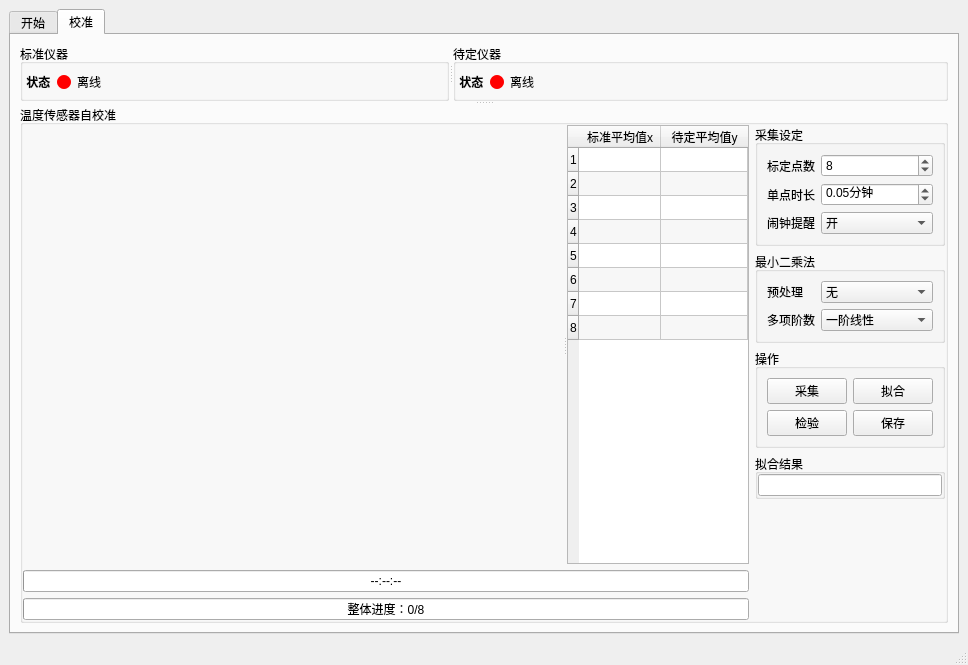
Old version of the form mainwindow.ui in the repository m-RNA/TemperatureSelfCorrectionBasedOnQtSerial.
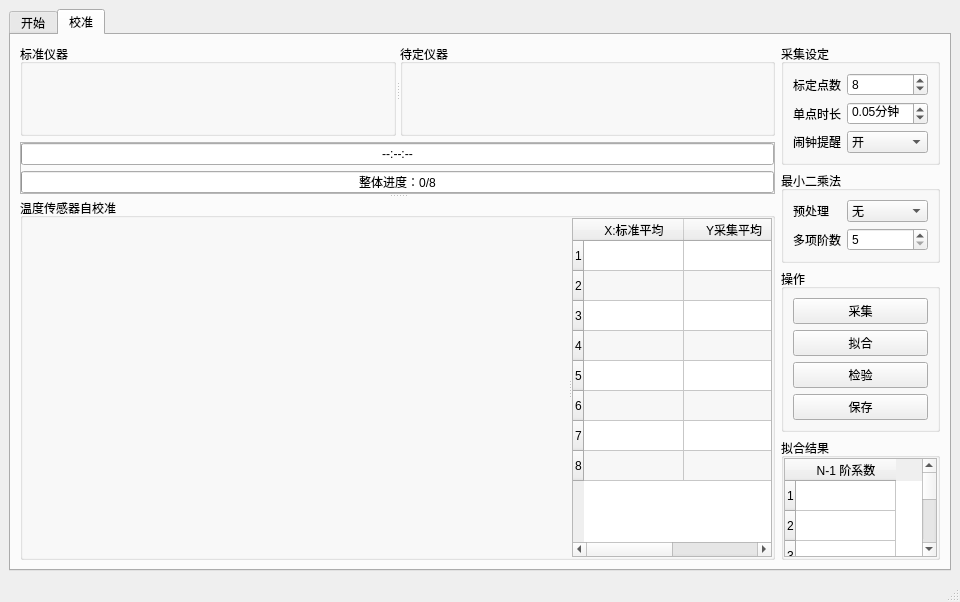
New version of the form. Icons and pictures are not drawn. Custom widgets are drawn as their Qt base class.

Commit message: 修改了采集校准界面，布局稍微合理了一些

Patch:
```diff
--- a/mainwindow.ui
+++ b/mainwindow.ui
@@ -6,8 +6,8 @@
    <rect>
     <x>0</x>
     <y>0</y>
-    <width>968</width>
-    <height>665</height>
+    <width>960</width>
+    <height>602</height>
    </rect>
   </property>
   <property name="sizePolicy">
@@ -24,7 +24,7 @@
     <normaloff>:/icon/svg/app.svg</normaloff>:/icon/svg/app.svg</iconset>
   </property>
   <widget class="QWidget" name="centralwidget">
-   <layout class="QGridLayout" name="gridLayout">
+   <layout class="QGridLayout" name="gridLayout_5">
     <item row="0" column="0">
      <widget class="QTabWidget" name="tabWidget_5">
       <property name="currentIndex">
@@ -50,13 +50,16 @@
        <attribute name="title">
         <string>校准</string>
        </attribute>
-       <layout class="QGridLayout" name="gridLayout_2">
-        <item row="0" column="0">
-         <widget class="QSplitter" name="splitter_6">
+       <layout class="QHBoxLayout" name="horizontalLayout">
+        <item>
+         <widget class="QSplitter" name="splitter_3">
           <property name="orientation">
            <enum>Qt::Vertical</enum>
           </property>
-          <widget class="QSplitter" name="splitterWave">
+          <widget class="QWidget" name="">
+           <layout class="QVBoxLayout" name="verticalLayout">
+            <item>
+             <widget class="QSplitter" name="splitter_2">
            <property name="orientation">
             <enum>Qt::Horizontal</enum>
            </property>
@@ -64,12 +67,12 @@
             <property name="title">
              <string>标准仪器</string>
             </property>
-            <layout class="QVBoxLayout" name="verticalLayout_13">
+               <layout class="QGridLayout" name="gridLayout">
              <property name="leftMargin">
               <number>0</number>
              </property>
              <property name="topMargin">
-              <number>9</number>
+                 <number>6</number>
              </property>
              <property name="rightMargin">
               <number>0</number>
@@ -77,93 +80,8 @@
              <property name="bottomMargin">
               <number>0</number>
              </property>
-             <item>
-              <layout class="QHBoxLayout" name="horizontalLayout_11">
-               <item>
-                <widget class="QLabel" name="label_33">
-                 <property name="sizePolicy">
-                  <sizepolicy hsizetype="Preferred" vsizetype="Fixed">
-                   <horstretch>0</horstretch>
-                   <verstretch>0</verstretch>
-                  </sizepolicy>
-                 </property>
-                 <property name="font">
-                  <font>
-                   <weight>75</weight>
-                   <bold>true</bold>
-                  </font>
-                 </property>
-                 <property name="text">
-                  <string> 状态</string>
-                 </property>
-                </widget>
-               </item>
-               <item>
-                <widget class="QLabel" name="led2_Std">
-                 <property name="sizePolicy">
-                  <sizepolicy hsizetype="Fixed" vsizetype="Fixed">
-                   <horstretch>0</horstretch>
-                   <verstretch>0</verstretch>
-                  </sizepolicy>
-                 </property>
-                 <property name="minimumSize">
-                  <size>
-                   <width>14</width>
-                   <height>14</height>
-                  </size>
-                 </property>
-                 <property name="maximumSize">
-                  <size>
-                   <width>14</width>
-                   <height>14</height>
-                  </size>
-                 </property>
-                 <property name="styleSheet">
-                  <string notr="true">border-radius:7px;background-color: red;
-</string>
-                 </property>
-                 <property name="text">
-                  <string/>
-                 </property>
-                </widget>
-               </item>
-               <item>
-                <widget class="QLabel" name="ledText_Std">
-                 <property name="sizePolicy">
-                  <sizepolicy hsizetype="Preferred" vsizetype="Fixed">
-                   <horstretch>0</horstretch>
-                   <verstretch>0</verstretch>
-                  </sizepolicy>
-                 </property>
-                 <property name="text">
-                  <string>离线</string>
-                 </property>
-                </widget>
-               </item>
-               <item>
-                <spacer name="horizontalSpacer_4">
-                 <property name="orientation">
-                  <enum>Qt::Horizontal</enum>
-                 </property>
-                 <property name="sizeHint" stdset="0">
-                  <size>
-                   <width>108</width>
-                   <height>17</height>
-                  </size>
-                 </property>
-                </spacer>
-               </item>
-              </layout>
-             </item>
-             <item>
-              <widget class="CustomChart" name="wave_Std" native="true">
-               <property name="sizePolicy">
-                <sizepolicy hsizetype="Preferred" vsizetype="MinimumExpanding">
-                 <horstretch>0</horstretch>
-                 <verstretch>0</verstretch>
-                </sizepolicy>
-               </property>
-              </widget>
+                <item row="0" column="0">
+                 <widget class="CollectPanel" name="collectPanel_Std" native="true"/>
              </item>
             </layout>
            </widget>
@@ -171,12 +89,12 @@
             <property name="title">
              <string>待定仪器</string>
             </property>
-            <layout class="QVBoxLayout" name="verticalLayout_6">
+               <layout class="QGridLayout" name="gridLayout_2">
              <property name="leftMargin">
               <number>0</number>
              </property>
              <property name="topMargin">
-              <number>9</number>
+                 <number>6</number>
              </property>
              <property name="rightMargin">
               <number>0</number>
@@ -184,90 +102,88 @@
              <property name="bottomMargin">
               <number>0</number>
              </property>
-             <item>
-              <layout class="QHBoxLayout" name="horizontalLayout_29">
-               <item>
-                <widget class="QLabel" name="label_36">
-                 <property name="font">
-                  <font>
-                   <weight>75</weight>
-                   <bold>true</bold>
-                  </font>
-                 </property>
-                 <property name="text">
-                  <string> 状态</string>
-                 </property>
-                </widget>
+                <item row="0" column="0">
+                 <widget class="CollectPanel" name="collectPanel_Dtm" native="true"/>
+                </item>
+               </layout>
+              </widget>
+             </widget>
                </item>
                <item>
-                <widget class="QLabel" name="led2_Dtm">
+             <widget class="QFrame" name="frame">
                  <property name="sizePolicy">
-                  <sizepolicy hsizetype="Fixed" vsizetype="Fixed">
+               <sizepolicy hsizetype="Preferred" vsizetype="Fixed">
                    <horstretch>0</horstretch>
                    <verstretch>0</verstretch>
                   </sizepolicy>
                  </property>
-                 <property name="minimumSize">
-                  <size>
-                   <width>14</width>
-                   <height>14</height>
-                  </size>
-                 </property>
-                 <property name="maximumSize">
-                  <size>
-                   <width>14</width>
-                   <height>14</height>
-                  </size>
-                 </property>
-                 <property name="styleSheet">
-                  <string notr="true">border-radius:7px;background-color: red;
-</string>
-                 </property>
-                 <property name="text">
-                  <string/>
-                 </property>
-                </widget>
-               </item>
+              <property name="frameShape">
+               <enum>QFrame::StyledPanel</enum>
+              </property>
+              <property name="frameShadow">
+               <enum>QFrame::Raised</enum>
+              </property>
+              <layout class="QVBoxLayout" name="verticalLayout_2">
+               <property name="leftMargin">
+                <number>0</number>
+               </property>
+               <property name="topMargin">
+                <number>0</number>
+               </property>
+               <property name="rightMargin">
+                <number>0</number>
+               </property>
+               <property name="bottomMargin">
+                <number>0</number>
+               </property>
                <item>
-                <widget class="QLabel" name="ledText_Dtm">
-                 <property name="text">
-                  <string>离线</string>
+                <widget class="QProgressBar" name="pgsbSingle">
+                 <property name="minimum">
+                  <number>0</number>
                  </property>
+                 <property name="maximum">
+                  <number>100</number>
+                 </property>
+                 <property name="value">
+                  <number>0</number>
+                 </property>
+                 <property name="alignment">
+                  <set>Qt::AlignCenter</set>
+                 </property>
+                 <property name="invertedAppearance">
+                  <bool>false</bool>
+                 </property>
+                 <property name="format">
+                  <string>--:--:--</string>
+                 </property>
                 </widget>
                </item>
                <item>
-                <spacer name="horizontalSpacer_5">
-                 <property name="orientation">
-                  <enum>Qt::Horizontal</enum>
+                <widget class="QProgressBar" name="pgsbSum">
+                 <property name="maximum">
+                  <number>8</number>
                  </property>
-                 <property name="sizeHint" stdset="0">
-                  <size>
-                   <width>138</width>
-                   <height>17</height>
-                  </size>
+                 <property name="value">
+                  <number>0</number>
                  </property>
-                </spacer>
-               </item>
-              </layout>
-             </item>
-             <item>
-              <widget class="CustomChart" name="wave_Dtm" native="true">
-               <property name="sizePolicy">
-                <sizepolicy hsizetype="Preferred" vsizetype="MinimumExpanding">
-                 <horstretch>0</horstretch>
-                 <verstretch>0</verstretch>
-                </sizepolicy>
-               </property>
+                 <property name="alignment">
+                  <set>Qt::AlignCenter</set>
+                 </property>
+                 <property name="format">
+                  <string>整体进度：%v/%m</string>
+                 </property>
               </widget>
              </item>
             </layout>
            </widget>
+            </item>
+           </layout>
           </widget>
           <widget class="QGroupBox" name="groupBox_3">
            <property name="title">
             <string>温度传感器自校准</string>
            </property>
-           <layout class="QHBoxLayout" name="horizontalLayout_2" stretch="0,0">
+           <layout class="QHBoxLayout" name="horizontalLayout_2" stretch="0">
             <property name="leftMargin">
              <number>0</number>
             </property>
@@ -297,7 +213,7 @@
                  </property>
                  <property name="maximumSize">
                   <size>
-                   <width>182</width>
+                   <width>200</width>
                    <height>16777215</height>
                   </size>
                  </property>
@@ -322,9 +238,12 @@
                  <property name="cornerButtonEnabled">
                   <bool>true</bool>
                  </property>
-                 <attribute name="horizontalHeaderDefaultSectionSize">
-                  <number>82</number>
-                 </attribute>
+                 <property name="rowCount">
+                  <number>8</number>
+                 </property>
+                 <property name="columnCount">
+                  <number>2</number>
+                 </property>
                  <attribute name="horizontalHeaderShowSortIndicator" stdset="0">
                   <bool>false</bool>
                  </attribute>
@@ -334,110 +253,38 @@
                  <attribute name="verticalHeaderCascadingSectionResizes">
                   <bool>false</bool>
                  </attribute>
-                 <attribute name="verticalHeaderMinimumSectionSize">
-                  <number>12</number>
-                 </attribute>
-                 <attribute name="verticalHeaderDefaultSectionSize">
-                  <number>24</number>
-                 </attribute>
                  <attribute name="verticalHeaderShowSortIndicator" stdset="0">
                   <bool>false</bool>
                  </attribute>
                  <attribute name="verticalHeaderStretchLastSection">
                   <bool>false</bool>
                  </attribute>
-                 <row>
-                  <property name="text">
-                   <string>1</string>
-                  </property>
-                 </row>
-                 <row>
-                  <property name="text">
-                   <string>2</string>
-                  </property>
-                 </row>
-                 <row>
-                  <property name="text">
-                   <string>3</string>
-                  </property>
-                 </row>
-                 <row>
-                  <property name="text">
-                   <string>4</string>
-                  </property>
-                 </row>
-                 <row>
-                  <property name="text">
-                   <string>5</string>
-                  </property>
-                 </row>
-                 <row>
-                  <property name="text">
-                   <string>6</string>
-                  </property>
-                 </row>
-                 <row>
-                  <property name="text">
-                   <string>7</string>
-                  </property>
-                 </row>
-                 <row>
-                  <property name="text">
-                   <string>8</string>
-                  </property>
-                 </row>
+                 <row/>
+                 <row/>
+                 <row/>
+                 <row/>
+                 <row/>
+                 <row/>
+                 <row/>
+                 <row/>
                  <column>
                   <property name="text">
-                   <string>标准平均值x</string>
+                   <string>X:标准平均</string>
                   </property>
                  </column>
                  <column>
                   <property name="text">
-                   <string>待定平均值y</string>
+                   <string>Y采集平均</string>
                   </property>
                  </column>
                 </widget>
                </widget>
               </item>
-              <item>
-               <widget class="QProgressBar" name="pgsbSingle">
-                <property name="minimum">
-                 <number>0</number>
-                </property>
-                <property name="maximum">
-                 <number>100</number>
-                </property>
-                <property name="value">
-                 <number>0</number>
-                </property>
-                <property name="alignment">
-                 <set>Qt::AlignCenter</set>
-                </property>
-                <property name="invertedAppearance">
-                 <bool>false</bool>
-                </property>
-                <property name="format">
-                 <string>--:--:--</string>
-                </property>
-               </widget>
-              </item>
-              <item>
-               <widget class="QProgressBar" name="pgsbSum">
-                <property name="maximum">
-                 <number>8</number>
-                </property>
-                <property name="value">
-                 <number>0</number>
-                </property>
-                <property name="alignment">
-                 <set>Qt::AlignCenter</set>
-                </property>
-                <property name="format">
-                 <string>整体进度：%v/%m</string>
-                </property>
-               </widget>
-              </item>
-             </layout>
+             </layout>
+            </item>
+           </layout>
+          </widget>
+         </widget>
             </item>
             <item>
              <widget class="QFrame" name="frame_9">
@@ -472,29 +319,8 @@
                   <string>采集设定</string>
                  </property>
                  <layout class="QGridLayout" name="gridLayout_12">
-                  <item row="0" column="0">
-                   <widget class="QWidget" name="widget_8" native="true">
-                    <property name="sizePolicy">
-                     <sizepolicy hsizetype="Preferred" vsizetype="Fixed">
-                      <horstretch>0</horstretch>
-                      <verstretch>0</verstretch>
-                     </sizepolicy>
-                    </property>
-                    <layout class="QGridLayout" name="gridLayout_11">
-                     <property name="leftMargin">
-                      <number>0</number>
-                     </property>
-                     <property name="topMargin">
-                      <number>0</number>
-                     </property>
-                     <property name="rightMargin">
-                      <number>0</number>
-                     </property>
-                     <property name="bottomMargin">
-                      <number>0</number>
-                     </property>
-                     <item row="2" column="0">
-                      <widget class="QLabel" name="label_17">
+              <item row="4" column="1">
+               <widget class="QLabel" name="label_21">
                        <property name="maximumSize">
                         <size>
                          <width>48</width>
@@ -502,15 +328,21 @@
                         </size>
                        </property>
                        <property name="text">
-                        <string>单点时长</string>
+                 <string>闹钟提醒</string>
                        </property>
                        <property name="alignment">
                         <set>Qt::AlignLeading|Qt::AlignLeft|Qt::AlignVCenter</set>
                        </property>
                       </widget>
                      </item>
-                     <item row="2" column="1">
+              <item row="2" column="2">
                       <widget class="QDoubleSpinBox" name="spbxSampleTime">
+                <property name="sizePolicy">
+                 <sizepolicy hsizetype="Preferred" vsizetype="Fixed">
+                  <horstretch>0</horstretch>
+                  <verstretch>0</verstretch>
+                 </sizepolicy>
+                </property>
                        <property name="alignment">
                         <set>Qt::AlignLeading|Qt::AlignLeft|Qt::AlignVCenter</set>
                        </property>
@@ -537,59 +369,14 @@
                        </property>
                       </widget>
                      </item>
-                     <item row="0" column="1">
-                      <widget class="QSpinBox" name="spbxSamplePointNum">
-                       <property name="alignment">
-                        <set>Qt::AlignLeading|Qt::AlignLeft|Qt::AlignVCenter</set>
-                       </property>
-                       <property name="suffix">
-                        <string/>
-                       </property>
-                       <property name="minimum">
-                        <number>2</number>
-                       </property>
-                       <property name="maximum">
-                        <number>50</number>
-                       </property>
-                       <property name="value">
-                        <number>8</number>
-                       </property>
-                      </widget>
-                     </item>
-                     <item row="3" column="0">
-                      <widget class="QLabel" name="label_21">
-                       <property name="maximumSize">
-                        <size>
-                         <width>48</width>
-                         <height>16777215</height>
-                        </size>
-                       </property>
-                       <property name="text">
-                        <string>闹钟提醒</string>
-                       </property>
-                       <property name="alignment">
-                        <set>Qt::AlignLeading|Qt::AlignLeft|Qt::AlignVCenter</set>
-                       </property>
-                      </widget>
-                     </item>
-                     <item row="0" column="0">
-                      <widget class="QLabel" name="label_15">
-                       <property name="maximumSize">
-                        <size>
-                         <width>48</width>
-                         <height>16777215</height>
-                        </size>
-                       </property>
-                       <property name="text">
-                        <string>标定点数</string>
-                       </property>
-                       <property name="alignment">
-                        <set>Qt::AlignLeading|Qt::AlignLeft|Qt::AlignVCenter</set>
-                       </property>
-                      </widget>
-                     </item>
-                     <item row="3" column="1">
+              <item row="4" column="2">
                       <widget class="QComboBox" name="comboBox_7">
+                <property name="sizePolicy">
+                 <sizepolicy hsizetype="Preferred" vsizetype="Fixed">
+                  <horstretch>0</horstretch>
+                  <verstretch>0</verstretch>
+                 </sizepolicy>
+                </property>
                        <item>
                         <property name="text">
                          <string>开</string>
@@ -602,7 +389,61 @@
                        </item>
                       </widget>
                      </item>
-                    </layout>
+              <item row="2" column="1">
+               <widget class="QLabel" name="label_17">
+                <property name="maximumSize">
+                 <size>
+                  <width>48</width>
+                  <height>16777215</height>
+                 </size>
+                </property>
+                <property name="text">
+                 <string>单点时长</string>
+                </property>
+                <property name="alignment">
+                 <set>Qt::AlignLeading|Qt::AlignLeft|Qt::AlignVCenter</set>
+                </property>
+               </widget>
+              </item>
+              <item row="0" column="1">
+               <widget class="QLabel" name="label_15">
+                <property name="maximumSize">
+                 <size>
+                  <width>48</width>
+                  <height>16777215</height>
+                 </size>
+                </property>
+                <property name="text">
+                 <string>标定点数</string>
+                </property>
+                <property name="alignment">
+                 <set>Qt::AlignLeading|Qt::AlignLeft|Qt::AlignVCenter</set>
+                </property>
+               </widget>
+              </item>
+              <item row="0" column="2">
+               <widget class="QSpinBox" name="spbxSamplePointNum">
+                <property name="sizePolicy">
+                 <sizepolicy hsizetype="Minimum" vsizetype="Fixed">
+                  <horstretch>0</horstretch>
+                  <verstretch>0</verstretch>
+                 </sizepolicy>
+                </property>
+                <property name="alignment">
+                 <set>Qt::AlignLeading|Qt::AlignLeft|Qt::AlignVCenter</set>
+                </property>
+                <property name="suffix">
+                 <string/>
+                </property>
+                <property name="minimum">
+                 <number>2</number>
+                </property>
+                <property name="maximum">
+                 <number>50</number>
+                </property>
+                <property name="value">
+                 <number>8</number>
+                </property>
                    </widget>
                   </item>
                  </layout>
@@ -614,8 +455,27 @@
                   <string>最小二乘法</string>
                  </property>
                  <layout class="QGridLayout" name="gridLayout_3">
-                  <item row="0" column="0">
-                   <widget class="QLabel" name="label_25">
+              <item row="3" column="1">
+               <widget class="QSpinBox" name="spbxSamplePointNum_2">
+                <property name="alignment">
+                 <set>Qt::AlignLeading|Qt::AlignLeft|Qt::AlignVCenter</set>
+                </property>
+                <property name="suffix">
+                 <string/>
+                </property>
+                <property name="minimum">
+                 <number>5</number>
+                </property>
+                <property name="maximum">
+                 <number>50</number>
+                </property>
+                <property name="value">
+                 <number>5</number>
+                </property>
+               </widget>
+              </item>
+              <item row="3" column="0">
+               <widget class="QLabel" name="label_19">
                     <property name="maximumSize">
                      <size>
                       <width>48</width>
@@ -623,14 +483,14 @@
                      </size>
                     </property>
                     <property name="text">
-                     <string>预处理</string>
+                 <string>多项阶数</string>
                     </property>
                     <property name="alignment">
                      <set>Qt::AlignLeading|Qt::AlignLeft|Qt::AlignVCenter</set>
                     </property>
                    </widget>
                   </item>
-                  <item row="0" column="1">
+              <item row="2" column="1">
                    <widget class="QComboBox" name="comboBox_14">
                     <property name="sizePolicy">
                      <sizepolicy hsizetype="Preferred" vsizetype="Fixed">
@@ -650,8 +510,8 @@
                     </item>
                    </widget>
                   </item>
-                  <item row="1" column="0">
-                   <widget class="QLabel" name="label_19">
+              <item row="2" column="0">
+               <widget class="QLabel" name="label_25">
                     <property name="maximumSize">
                      <size>
                       <width>48</width>
@@ -659,37 +519,13 @@
                      </size>
                     </property>
                     <property name="text">
-                     <string>多项阶数</string>
+                 <string>预处理</string>
                     </property>
                     <property name="alignment">
                      <set>Qt::AlignLeading|Qt::AlignLeft|Qt::AlignVCenter</set>
                     </property>
                    </widget>
                   </item>
-                  <item row="1" column="1">
-                   <widget class="QComboBox" name="comboBox_13">
-                    <item>
-                     <property name="text">
-                      <string>一阶线性</string>
-                     </property>
-                    </item>
-                    <item>
-                     <property name="text">
-                      <string>二阶抛物线</string>
-                     </property>
-                    </item>
-                    <item>
-                     <property name="text">
-                      <string>三阶</string>
-                     </property>
-                    </item>
-                    <item>
-                     <property name="text">
-                      <string>四阶</string>
-                     </property>
-                    </item>
-                   </widget>
-                  </item>
                  </layout>
                 </widget>
                </item>
@@ -699,10 +535,31 @@
                   <string>操作</string>
                  </property>
                  <layout class="QGridLayout" name="gridLayout_4">
+              <item row="3" column="0">
+               <widget class="QPushButton" name="pushButton_25">
+                <property name="sizePolicy">
+                 <sizepolicy hsizetype="Minimum" vsizetype="Fixed">
+                  <horstretch>0</horstretch>
+                  <verstretch>0</verstretch>
+                 </sizepolicy>
+                </property>
+                <property name="text">
+                 <string>检验</string>
+                </property>
+                <property name="icon">
+                 <iconset resource="main.qrc">
+                  <normaloff>:/icon/check.ico</normaloff>:/icon/check.ico</iconset>
+                </property>
+               </widget>
+              </item>
                   <item row="0" column="0">
-                   <layout class="QHBoxLayout" name="horizontalLayout_23">
-                    <item>
                      <widget class="QPushButton" name="btnCollect">
+                <property name="sizePolicy">
+                 <sizepolicy hsizetype="Minimum" vsizetype="Fixed">
+                  <horstretch>0</horstretch>
+                  <verstretch>0</verstretch>
+                 </sizepolicy>
+                </property>
                       <property name="text">
                        <string>采集</string>
                       </property>
@@ -712,8 +569,14 @@
                       </property>
                      </widget>
                     </item>
-                    <item>
+              <item row="1" column="0">
                      <widget class="QPushButton" name="pushButton_24">
+                <property name="sizePolicy">
+                 <sizepolicy hsizetype="Minimum" vsizetype="Fixed">
+                  <horstretch>0</horstretch>
+                  <verstretch>0</verstretch>
+                 </sizepolicy>
+                </property>
                       <property name="text">
                        <string>拟合</string>
                       </property>
@@ -723,22 +586,7 @@
                       </property>
                      </widget>
                     </item>
-                   </layout>
-                  </item>
-                  <item row="1" column="0">
-                   <layout class="QHBoxLayout" name="horizontalLayout_24">
-                    <item>
-                     <widget class="QPushButton" name="pushButton_25">
-                      <property name="text">
-                       <string>检验</string>
-                      </property>
-                      <property name="icon">
-                       <iconset resource="main.qrc">
-                        <normaloff>:/icon/check.ico</normaloff>:/icon/check.ico</iconset>
-                      </property>
-                     </widget>
-                    </item>
-                    <item>
+              <item row="4" column="0">
                      <widget class="QPushButton" name="pushButton_26">
                       <property name="text">
                        <string>保存</string>
@@ -750,12 +598,16 @@
                      </widget>
                     </item>
                    </layout>
-                  </item>
-                 </layout>
                 </widget>
                </item>
                <item>
                 <widget class="QGroupBox" name="groupBox_5">
+             <property name="sizePolicy">
+              <sizepolicy hsizetype="Preferred" vsizetype="Preferred">
+               <horstretch>0</horstretch>
+               <verstretch>0</verstretch>
+              </sizepolicy>
+             </property>
                  <property name="title">
                   <string>拟合结果</string>
                  </property>
@@ -772,11 +624,32 @@
                   <property name="bottomMargin">
                    <number>0</number>
                   </property>
-                  <item row="2" column="0">
-                   <widget class="QLineEdit" name="lineEdit_11">
-                    <property name="readOnly">
-                     <bool>true</bool>
-                    </property>
+              <item row="0" column="0">
+               <widget class="QTableWidget" name="tableWidget_2">
+                <property name="sizePolicy">
+                 <sizepolicy hsizetype="Ignored" vsizetype="Preferred">
+                  <horstretch>0</horstretch>
+                  <verstretch>0</verstretch>
+                 </sizepolicy>
+                </property>
+                <property name="rowCount">
+                 <number>7</number>
+                </property>
+                <property name="columnCount">
+                 <number>1</number>
+                </property>
+                <row/>
+                <row/>
+                <row/>
+                <row/>
+                <row/>
+                <row/>
+                <row/>
+                <column>
+                 <property name="text">
+                  <string>N-1 阶系数</string>
+                 </property>
+                </column>
                    </widget>
                   </item>
                  </layout>
@@ -790,16 +663,12 @@
                  <property name="sizeHint" stdset="0">
                   <size>
                    <width>20</width>
-                   <height>116</height>
+               <height>62</height>
                   </size>
                  </property>
                 </spacer>
                </item>
               </layout>
-             </widget>
-            </item>
-           </layout>
-          </widget>
          </widget>
         </item>
        </layout>
@@ -833,6 +702,12 @@
    <header location="global">startcommunication.h</header>
    <container>1</container>
   </customwidget>
+  <customwidget>
+   <class>CollectPanel</class>
+   <extends>QWidget</extends>
+   <header>collectpanel.h</header>
+   <container>1</container>
+  </customwidget>
  </customwidgets>
  <resources>
   <include location="main.qrc"/>
```
Left out of the diff: 2 changed lines with no effect on the pictures. Lines whose indentation alone changed are shown as unchanged. The commit also changes 6 other files.
